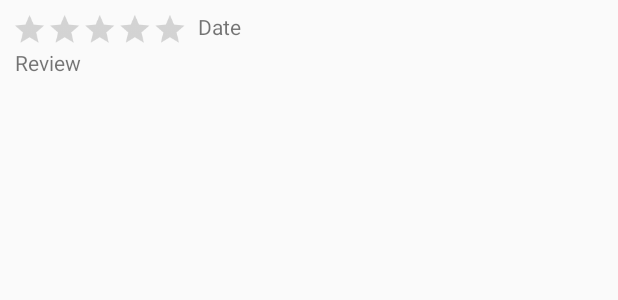
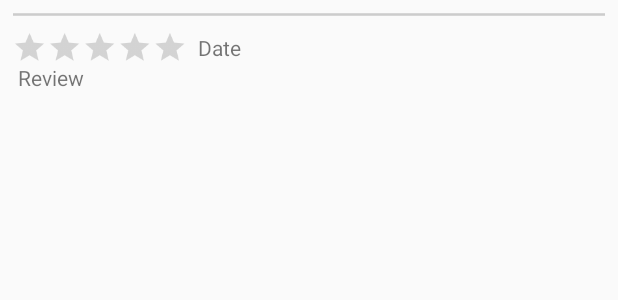
Before and after one commit to charliedil/CovidFight, an Android app: the layout item_review.xml on its own in the app's theme, with its tools: preview values and no code run, on a phone screen of 412 x 824 dp. Shown: the top 300 px of the screen. Run offline under Robolectric (Android 15) with nearby library versions, the phone set to English and light mode, and no system bars; Roboto replaces fonts that are not available here.

Commit message:
Minor layout / visual update

```diff
--- a/app/src/main/java/com/example/covidfight/BusinessPopup.java
+++ b/app/src/main/java/com/example/covidfight/BusinessPopup.java
@@ -8,6 +8,7 @@ import androidx.recyclerview.widget.RecyclerView;
 
 import android.annotation.SuppressLint;
 import android.content.Intent;
+import android.graphics.drawable.Drawable;
 import android.icu.text.DateFormat;
 import android.icu.text.SimpleDateFormat;
 import android.os.Build;
@@ -22,12 +23,15 @@ import android.widget.RatingBar;
 import android.widget.TextView;
 import android.widget.Toast;
 
+import com.bumptech.glide.Glide;
 import com.google.firebase.database.DataSnapshot;
 import com.google.firebase.database.DatabaseError;
 import com.google.firebase.database.DatabaseReference;
 import com.google.firebase.database.FirebaseDatabase;
 import com.google.firebase.database.ValueEventListener;
 
+import java.io.InputStream;
+import java.net.URL;
 import java.text.ParseException;
 import java.util.ArrayList;
 import java.util.Collection;
@@ -84,7 +88,8 @@ public class BusinessPopup extends AppCompatActivity {
 
         /** set components to data */
         tvName.setText(name);
-        //Glide.with(context).load(imageUrl).into(imageView);
+        imageView.setImageDrawable(LoadImageFromURL(imageUrl));
+        //Glide.with(getApplicationContext()).load(imageUrl).into(imageView);
         ratingBar.setRating((float) 0.0);
         tvNumReviews.setText(numReviews[0] +" reviews");
         //tvAddress.setText(address);
@@ -160,6 +165,16 @@ public class BusinessPopup extends AppCompatActivity {
             }
         });
 
+    }
+
+    public static Drawable LoadImageFromURL(String url) {
+        try {
+            InputStream is = (InputStream) new URL(url).getContent();
+            Drawable d = Drawable.createFromStream(is, "src name");
+            return d;
+        } catch (Exception e) {
+            return null;
+        }
     }
 
     @RequiresApi(api = Build.VERSION_CODES.N)
--- /dev/null
+++ b/app/src/main/res/drawable/custom_divider.xml
@@ -0,0 +1,10 @@
+<?xml version="1.0" encoding="utf-8"?>
+<layer-list xmlns:android="http://schemas.android.com/apk/res/android">
+    <item>
+        <shape xmlns:android="http://schemas.android.com/apk/res/android" android:shape="line">
+            <stroke android:width="1dp" android:color="#CCCCCC"/>
+        </shape>
+
+    </item>
+
+</layer-list>
--- a/app/src/main/res/layout/item_review.xml
+++ b/app/src/main/res/layout/item_review.xml
@@ -11,6 +11,7 @@
         style="@style/Widget.AppCompat.RatingBar.Indicator"
         android:layout_width="wrap_content"
         android:layout_height="wrap_content"
+        android:layout_marginTop="12dp"
         android:isIndicator="true"
         android:max="5"
         android:scaleX=".65"
@@ -24,12 +25,12 @@
         android:id="@+id/tvReview"
         android:layout_width="wrap_content"
         android:layout_height="wrap_content"
-        android:layout_marginStart="2dp"
-        android:layout_marginLeft="2dp"
-        android:layout_marginTop="24dp"
+        android:layout_marginStart="4dp"
+        android:layout_marginLeft="4dp"
+        android:layout_marginTop="22dp"
         android:text="Review"
         app:layout_constraintStart_toStartOf="parent"
-        app:layout_constraintTop_toTopOf="parent" />
+        app:layout_constraintTop_toTopOf="@+id/ratingReview" />
 
     <TextView
         android:id="@+id/tvDate"
@@ -37,7 +38,18 @@
         android:layout_height="wrap_content"
         android:layout_marginStart="124dp"
         android:layout_marginLeft="124dp"
+        android:layout_marginTop="2dp"
         android:text="Date"
         app:layout_constraintStart_toStartOf="parent"
-        app:layout_constraintTop_toTopOf="parent" />
+        app:layout_constraintTop_toTopOf="@+id/ratingReview" />
+
+    <ImageView
+        android:id="@+id/ivDivider"
+        android:layout_width="fill_parent"
+        android:layout_height="3dp"
+        app:layout_constraintEnd_toEndOf="parent"
+        app:layout_constraintStart_toStartOf="parent"
+        app:layout_constraintTop_toTopOf="parent"
+        app:srcCompat="@drawable/custom_divider"
+        android:background="@drawable/custom_divider"/>
 </androidx.constraintlayout.widget.ConstraintLayout>
```
